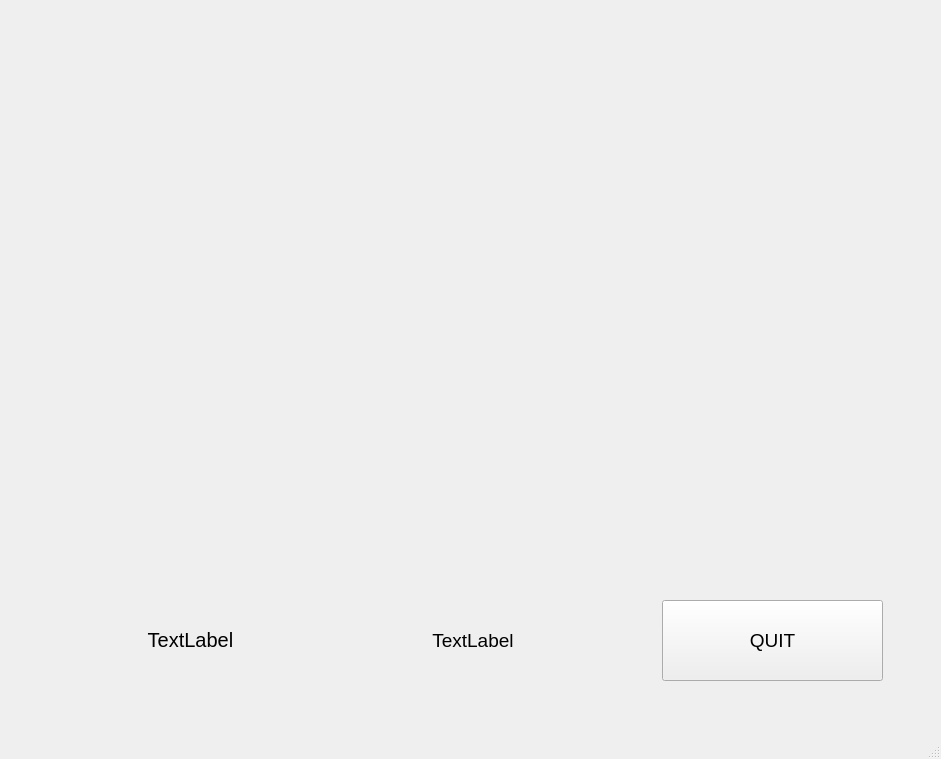
First picture: the form in src/gui/babymath.ui, repository MichelangeloSorice/BabyMathChallenge, before the edit.
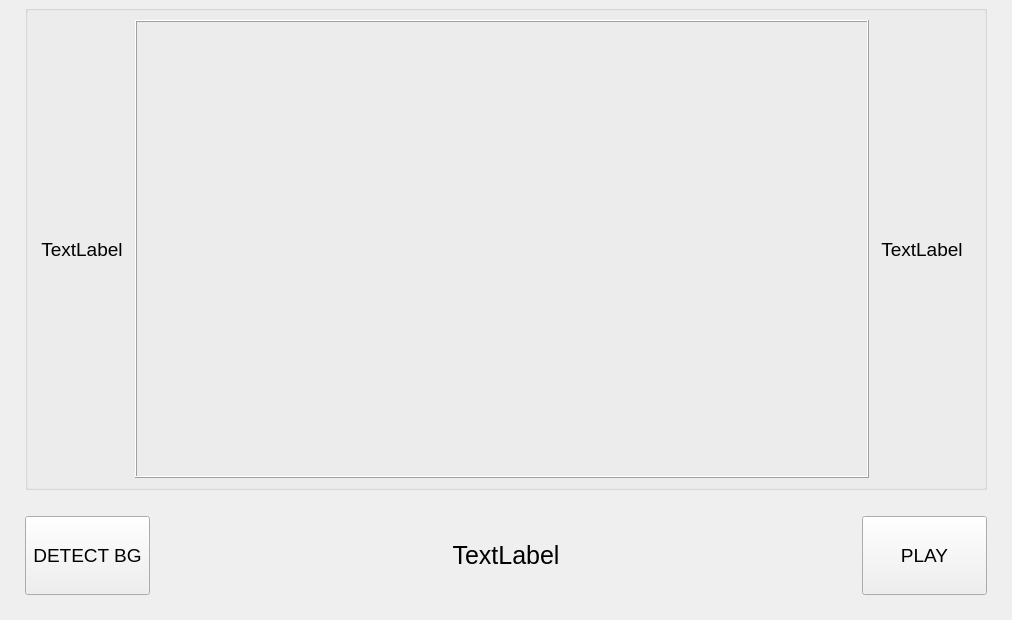
Second picture: the form after the edit.

The edit to the form file:
```diff
--- a/src/gui/babymath.ui
+++ b/src/gui/babymath.ui
@@ -6,8 +6,8 @@
    <rect>
     <x>0</x>
     <y>0</y>
-    <width>941</width>
-    <height>759</height>
+    <width>1012</width>
+    <height>620</height>
    </rect>
   </property>
   <property name="font">
@@ -18,6 +18,9 @@
   <property name="windowTitle">
    <string>MainWindow</string>
   </property>
+  <property name="styleSheet">
+   <string notr="true"/>
+  </property>
   <property name="toolButtonStyle">
    <enum>Qt::ToolButtonIconOnly</enum>
   </property>
@@ -25,23 +28,79 @@
    <enum>QTabWidget::Rounded</enum>
   </property>
   <widget class="QWidget" name="centralwidget">
+   <layout class="QGridLayout" name="gridLayout_3">
+    <property name="leftMargin">
+     <number>25</number>
+    </property>
+    <property name="topMargin">
+     <number>5</number>
+    </property>
+    <property name="rightMargin">
+     <number>25</number>
+    </property>
+    <property name="bottomMargin">
+     <number>25</number>
+    </property>
+    <item row="0" column="0">
+     <layout class="QGridLayout" name="gridLayout_2">
+      <item row="0" column="0">
+       <widget class="QGroupBox" name="horizontalGroupBox">
+        <layout class="QHBoxLayout" name="players">
+         <property name="spacing">
+          <number>0</number>
+         </property>
+         <property name="sizeConstraint">
+          <enum>QLayout::SetNoConstraint</enum>
+         </property>
+         <property name="leftMargin">
+          <number>1</number>
+         </property>
+         <item>
+          <widget class="QLabel" name="p1_label">
+           <property name="minimumSize">
+            <size>
+             <width>106</width>
+             <height>0</height>
+            </size>
+           </property>
+           <property name="maximumSize">
+            <size>
+             <width>16777215</width>
+             <height>110</height>
+            </size>
+           </property>
+           <property name="font">
+            <font>
+             <pointsize>14</pointsize>
+            </font>
+           </property>
+           <property name="layoutDirection">
+            <enum>Qt::RightToLeft</enum>
+           </property>
+           <property name="autoFillBackground">
+            <bool>false</bool>
+           </property>
+           <property name="text">
+            <string>TextLabel</string>
+           </property>
+           <property name="alignment">
+            <set>Qt::AlignCenter</set>
+           </property>
+          </widget>
+         </item>
+         <item>
    <widget class="QLabel" name="camera_label">
-    <property name="geometry">
-     <rect>
-      <x>40</x>
-      <y>28</y>
-      <width>841</width>
-      <height>531</height>
-     </rect>
-    </property>
     <property name="sizePolicy">
      <sizepolicy hsizetype="Expanding" vsizetype="Expanding">
       <horstretch>0</horstretch>
       <verstretch>0</verstretch>
      </sizepolicy>
     </property>
+           <property name="layoutDirection">
+            <enum>Qt::LeftToRight</enum>
+           </property>
     <property name="frameShape">
-     <enum>QFrame::NoFrame</enum>
+            <enum>QFrame::Box</enum>
     </property>
     <property name="frameShadow">
      <enum>QFrame::Raised</enum>
@@ -62,36 +121,21 @@
      <bool>false</bool>
     </property>
    </widget>
-   <widget class="QWidget" name="horizontalLayoutWidget">
-    <property name="geometry">
-     <rect>
-      <x>40</x>
-      <y>600</y>
-      <width>571</width>
-      <height>80</height>
-     </rect>
-    </property>
-    <layout class="QHBoxLayout" name="players">
-     <property name="leftMargin">
-      <number>12</number>
-     </property>
-     <item>
-      <widget class="QLabel" name="p1_label">
-       <property name="font">
-        <font>
-         <pointsize>15</pointsize>
-        </font>
-       </property>
-       <property name="text">
-        <string>TextLabel</string>
-       </property>
-       <property name="alignment">
-        <set>Qt::AlignCenter</set>
-       </property>
-      </widget>
      </item>
      <item>
       <widget class="QLabel" name="p2_label">
+           <property name="minimumSize">
+            <size>
+             <width>106</width>
+             <height>0</height>
+            </size>
+           </property>
+           <property name="maximumSize">
+            <size>
+             <width>16777215</width>
+             <height>110</height>
+            </size>
+           </property>
        <property name="font">
         <font>
          <pointsize>14</pointsize>
@@ -113,26 +157,100 @@
      </item>
     </layout>
    </widget>
-   <widget class="QPushButton" name="quiter">
-    <property name="geometry">
-     <rect>
-      <x>662</x>
-      <y>600</y>
-      <width>221</width>
-      <height>81</height>
-     </rect>
-    </property>
+      </item>
+      <item row="1" column="0">
+       <spacer name="horizontalSpacer">
+        <property name="orientation">
+         <enum>Qt::Horizontal</enum>
+        </property>
+        <property name="sizeHint" stdset="0">
+         <size>
+          <width>40</width>
+          <height>20</height>
+         </size>
+        </property>
+       </spacer>
+      </item>
+      <item row="2" column="0">
+       <layout class="QHBoxLayout" name="horizontalLayout_2">
+        <property name="spacing">
+         <number>5</number>
+        </property>
+        <property name="leftMargin">
+         <number>0</number>
+        </property>
+        <item>
+         <widget class="QPushButton" name="detectbg_btn">
+          <property name="maximumSize">
+           <size>
+            <width>125</width>
+            <height>130</height>
+           </size>
+          </property>
     <property name="font">
      <font>
       <pointsize>14</pointsize>
      </font>
     </property>
     <property name="text">
-     <string>QUIT</string>
-    </property>
-   </widget>
-  </widget>
-  <widget class="QStatusBar" name="statusbar"/>
+           <string extracomment="Detect background before starting the game">DETECT BG</string>
+          </property>
+          <property name="flat">
+           <bool>false</bool>
+          </property>
+         </widget>
+        </item>
+        <item>
+         <widget class="QLabel" name="dialog">
+          <property name="font">
+           <font>
+            <pointsize>19</pointsize>
+           </font>
+          </property>
+          <property name="text">
+           <string>TextLabel</string>
+          </property>
+          <property name="alignment">
+           <set>Qt::AlignCenter</set>
+          </property>
+         </widget>
+        </item>
+        <item>
+         <widget class="QPushButton" name="play_btn">
+          <property name="minimumSize">
+           <size>
+            <width>15</width>
+            <height>79</height>
+           </size>
+          </property>
+          <property name="maximumSize">
+           <size>
+            <width>125</width>
+            <height>130</height>
+           </size>
+          </property>
+          <property name="font">
+           <font>
+            <pointsize>14</pointsize>
+           </font>
+          </property>
+          <property name="layoutDirection">
+           <enum>Qt::LeftToRight</enum>
+          </property>
+          <property name="text">
+           <string extracomment="Let's do some dummy math!">PLAY</string>
+          </property>
+          <property name="autoDefault">
+           <bool>true</bool>
+          </property>
+         </widget>
+        </item>
+       </layout>
+      </item>
+     </layout>
+    </item>
+   </layout>
+  </widget>
   <widget class="QMenuBar" name="menubar">
    <property name="geometry">
     <rect>
```
Left out of the diff: 2 changed lines with no effect on the pictures. Lines whose indentation alone changed are shown as unchanged.
